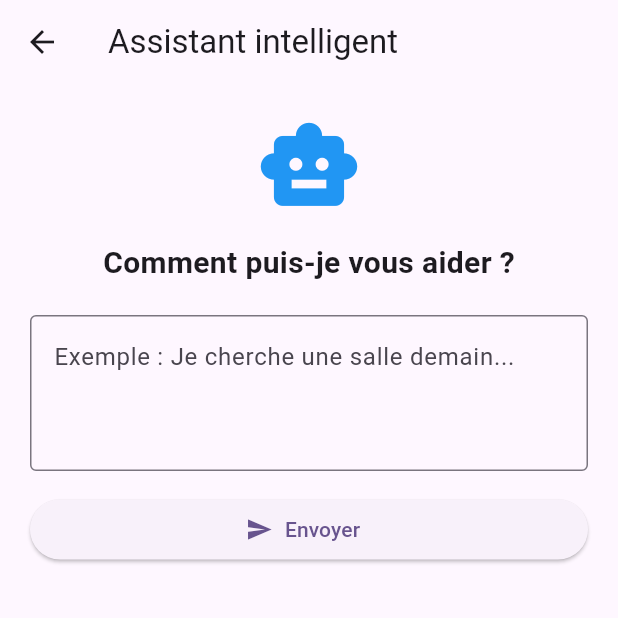
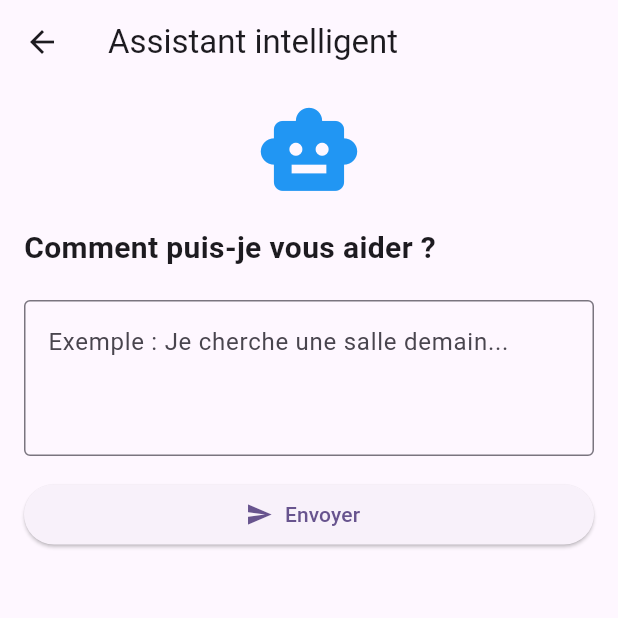
Before and after one commit to soussiimen284-ops/projet1, a Flutter app: the AiAssistantScreen screen opened directly, after a tap on "Envoyer", on a phone screen of 412 x 824 dp, the top half of it. Run offline on Flutter 3.47's test engine with Material 3 defaults, Android fonts, the phone set to English and light mode, and no system bars; our stand-ins replace cloud_firestore, firebase_ai, firebase_auth, firebase_core, flutter_image_compress, image_picker and 2 more; missing offline and left inert: firebase_app_check, mobile_scanner; accounts and stored records are empty.

Commit message:
Improve AI assistant screen layout

```diff
--- a/lib/pages/ai_assistant_screen.dart
+++ b/lib/pages/ai_assistant_screen.dart
@@ -2,6 +2,7 @@
 import 'package:flutter/material.dart';
 import 'package:firebase_ai/firebase_ai.dart';
 import 'package:cloud_firestore/cloud_firestore.dart';
+import 'package:projet1/pages/booking_screen.dart';
 
 // Écran de l'assistant intelligent pour aider les étudiants.
 class AiAssistantScreen extends StatefulWidget {
@@ -16,6 +17,7 @@ class _AiAssistantScreenState extends State<AiAssistantScreen> {
 // Stocker la réponse de l'assistant et gérer le chargement.
   String? reponse;
   bool chargement = false;
+  List<Map<String, dynamic>> propositions = [];
   // Récupérer les ressources réellement enregistrées dans Firestore.
   Future<List<Map<String, dynamic>>> recupererRessources() async {
     final snapshot = await FirebaseFirestore.instance.collection('ressources').get();
@@ -163,7 +165,7 @@ class _AiAssistantScreenState extends State<AiAssistantScreen> {
       );
 
       // Rechercher les créneaux réellement disponibles.
-      final propositions = <String>[];
+      propositions = [];
 
       for (final ressource in ressources) {
         if (typeDemande != null && ressource['type'].toString().toLowerCase() != typeDemande) {
@@ -195,9 +197,17 @@ class _AiAssistantScreenState extends State<AiAssistantScreen> {
           }
           final reference = (ressource['id'] as String).substring(0, 6);
 
-          final heureFin = heureCreneau + dureeDemandee;
-
-          propositions.add('${ressource['nom']} (Réf. $reference) ''de $creneau à ${heureFin.toString().padLeft(2, '0')}:00',);
+          propositions.add({
+            'roomId': ressource['id'],
+            'roomName': ressource['nom'],
+            'resourceType': ressource['type'],
+            'ouverture': ressource['ouverture'],
+            'fermeture': ressource['fermeture'],
+            'date': date,
+            'heure': creneau,
+            'duree': dureeDemandee,
+            'reference': reference,
+          });
 
           if (propositions.length == 3) break;
         }
@@ -208,11 +218,9 @@ class _AiAssistantScreenState extends State<AiAssistantScreen> {
       if (!mounted) return;
 
       setState(() {
-        reponse = propositions.isEmpty ? (heureDemandee != null
-            ? 'Aucun créneau disponible à ${heureDemandee.toString().padLeft(2, '0')}:00 pour cette durée.'
-            : 'Aucun créneau disponible pour cette date.')
-            : 'Voici les créneaux disponibles :\n'
-            '${propositions.join('\n')}';
+        reponse = propositions.isEmpty
+            ? (heureDemandee != null
+            ? 'Aucun créneau disponible à ${heureDemandee.toString().padLeft(2, '0')}:00 pour cette durée.' : 'Aucun créneau disponible pour cette date.') : 'Voici les créneaux disponibles :';
         chargement = false;
       });
     } catch (e) {
@@ -238,10 +246,11 @@ class _AiAssistantScreenState extends State<AiAssistantScreen> {
       appBar: AppBar(
         title: const Text('Assistant intelligent'),
       ),
-      body: Padding(
-        padding: const EdgeInsets.all(20),
-        child: Column(
-          children: [
+        body: SafeArea(
+            child: Padding(
+              padding: const EdgeInsets.symmetric(horizontal: 16, vertical: 10),
+              child: SingleChildScrollView(child: Column(crossAxisAlignment: CrossAxisAlignment.stretch,
+                  children: [
             const Icon(
               Icons.smart_toy,
               size: 70,
@@ -281,16 +290,44 @@ class _AiAssistantScreenState extends State<AiAssistantScreen> {
             // Afficher la réponse de l'assistant.
             if (reponse != null) ...[
               const SizedBox(height: 20),
-              Container(
-                width: double.infinity,
-                padding: const EdgeInsets.all(15),
-                child: Text(reponse!),
+              Text(reponse!, style: const TextStyle(fontWeight: FontWeight.bold, fontSize: 16)),
+              const SizedBox(height: 10),
+              ...propositions.map((proposition) {
+                final date = proposition['date'] as DateTime;
+
+                return Card(child: ListTile(leading: const Icon(Icons.meeting_room, color: Colors.blue),
+                    title: Text(proposition['roomName'].toString()),
+                    subtitle: Text(
+                      'Date : ${date.day}/${date.month}/${date.year}\n'
+                          'Heure : ${proposition['heure']}\n'
+                          'Durée : ${proposition['duree']} heure(s)',
+                    ),
+                    trailing: const Icon(Icons.arrow_forward_ios),
+                    onTap: () {
+                      Navigator.push(context, MaterialPageRoute(
+                          builder: (context) => BookingScreen(
+                            roomId: proposition['roomId'].toString(),
+                            roomName: proposition['roomName'].toString(),
+                            resourceType: proposition['resourceType'].toString(),
+                            ouverture: proposition['ouverture'].toString(),
+                            fermeture: proposition['fermeture'].toString(),
+                            initialDate: date,
+                            initialHour: proposition['heure'].toString(),
+                            initialDuration: proposition['duree'] as int,
+                          ),
+                        ),
+                      );
+                    },
+                  ),
+                );
+
+              }),
+            ],
+                  ],
               ),
-            ],
-          ],
-
+              ),
+            ),
         ),
-      ),
     );
   }
 }
```
Also changed, not shown: lib/pages/booking_screen.dart (+13 -0 lines).
